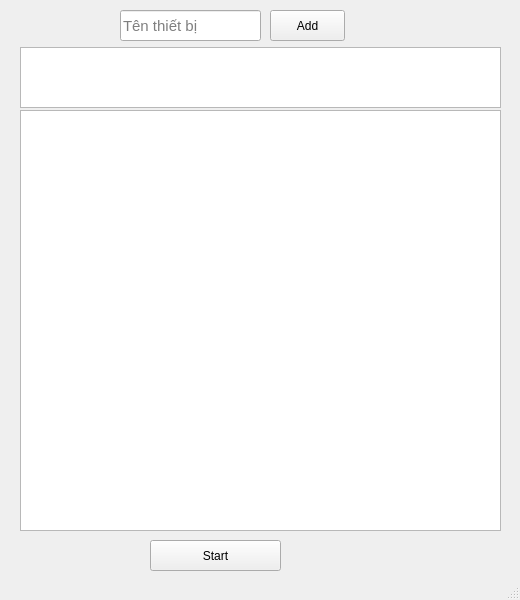
First picture: the form in main.ui, repository nguyenquanghieu2000d/demogithub, before the edit.
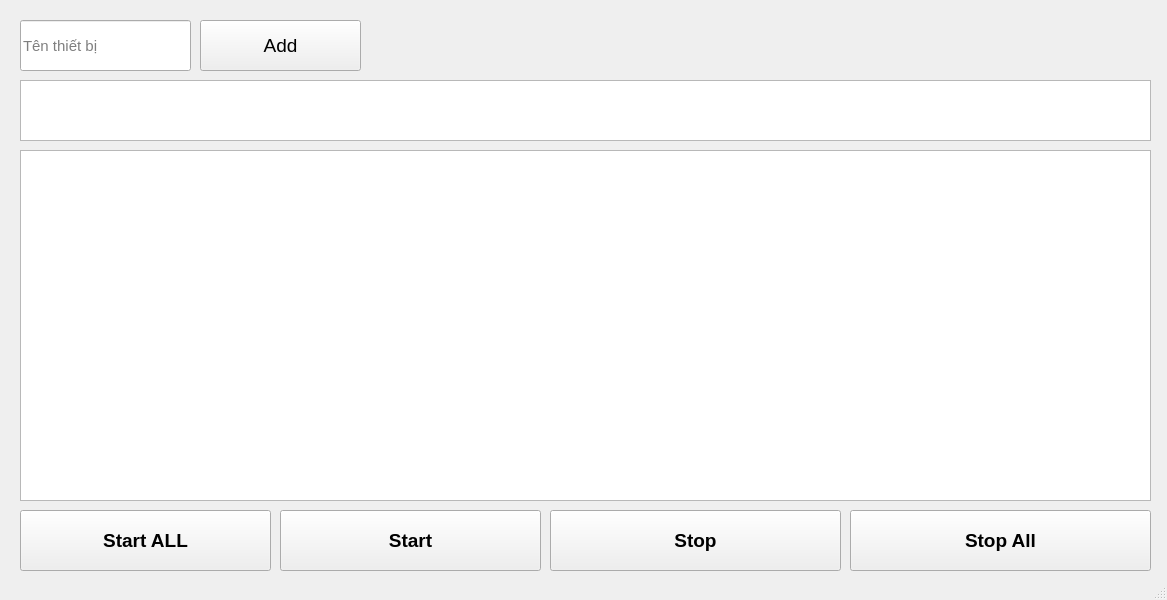
Second picture: the form after the edit.

Patch:
```diff
--- a/main.ui
+++ b/main.ui
@@ -6,7 +6,7 @@
    <rect>
     <x>0</x>
     <y>0</y>
-    <width>520</width>
+    <width>1167</width>
     <height>600</height>
    </rect>
   </property>
@@ -17,10 +17,10 @@
    <widget class="QLineEdit" name="name">
     <property name="geometry">
      <rect>
-      <x>120</x>
-      <y>10</y>
-      <width>141</width>
-      <height>31</height>
+      <x>20</x>
+      <y>20</y>
+      <width>171</width>
+      <height>51</height>
      </rect>
     </property>
     <property name="font">
@@ -35,12 +35,17 @@
    <widget class="QPushButton" name="add_device">
     <property name="geometry">
      <rect>
-      <x>270</x>
-      <y>10</y>
-      <width>75</width>
-      <height>31</height>
+      <x>200</x>
+      <y>20</y>
+      <width>161</width>
+      <height>51</height>
      </rect>
     </property>
+    <property name="font">
+     <font>
+      <pointsize>14</pointsize>
+     </font>
+    </property>
     <property name="text">
      <string>Add</string>
     </property>
@@ -48,12 +53,19 @@
    <widget class="QPushButton" name="start_test">
     <property name="geometry">
      <rect>
-      <x>150</x>
-      <y>540</y>
-      <width>131</width>
-      <height>31</height>
+      <x>280</x>
+      <y>510</y>
+      <width>261</width>
+      <height>61</height>
      </rect>
     </property>
+    <property name="font">
+     <font>
+      <pointsize>14</pointsize>
+      <weight>75</weight>
+      <bold>true</bold>
+     </font>
+    </property>
     <property name="text">
      <string>Start</string>
     </property>
@@ -62,9 +74,9 @@
     <property name="geometry">
      <rect>
       <x>20</x>
-      <y>110</y>
-      <width>481</width>
-      <height>421</height>
+      <y>150</y>
+      <width>1131</width>
+      <height>351</height>
      </rect>
     </property>
    </widget>
@@ -72,12 +84,72 @@
     <property name="geometry">
      <rect>
       <x>20</x>
-      <y>47</y>
-      <width>481</width>
+      <y>80</y>
+      <width>1131</width>
       <height>61</height>
      </rect>
     </property>
    </widget>
+   <widget class="QPushButton" name="start_test_2">
+    <property name="geometry">
+     <rect>
+      <x>20</x>
+      <y>510</y>
+      <width>251</width>
+      <height>61</height>
+     </rect>
+    </property>
+    <property name="font">
+     <font>
+      <pointsize>14</pointsize>
+      <weight>75</weight>
+      <bold>true</bold>
+     </font>
+    </property>
+    <property name="text">
+     <string>Start ALL</string>
+    </property>
+   </widget>
+   <widget class="QPushButton" name="start_test_3">
+    <property name="geometry">
+     <rect>
+      <x>550</x>
+      <y>510</y>
+      <width>291</width>
+      <height>61</height>
+     </rect>
+    </property>
+    <property name="font">
+     <font>
+      <pointsize>14</pointsize>
+      <weight>75</weight>
+      <bold>true</bold>
+     </font>
+    </property>
+    <property name="text">
+     <string>Stop</string>
+    </property>
+   </widget>
+   <widget class="QPushButton" name="start_test_4">
+    <property name="geometry">
+     <rect>
+      <x>850</x>
+      <y>510</y>
+      <width>301</width>
+      <height>61</height>
+     </rect>
+    </property>
+    <property name="font">
+     <font>
+      <pointsize>14</pointsize>
+      <weight>75</weight>
+      <bold>true</bold>
+     </font>
+    </property>
+    <property name="text">
+     <string>Stop All</string>
+    </property>
+   </widget>
   </widget>
   <widget class="QStatusBar" name="statusbar"/>
  </widget>
```
